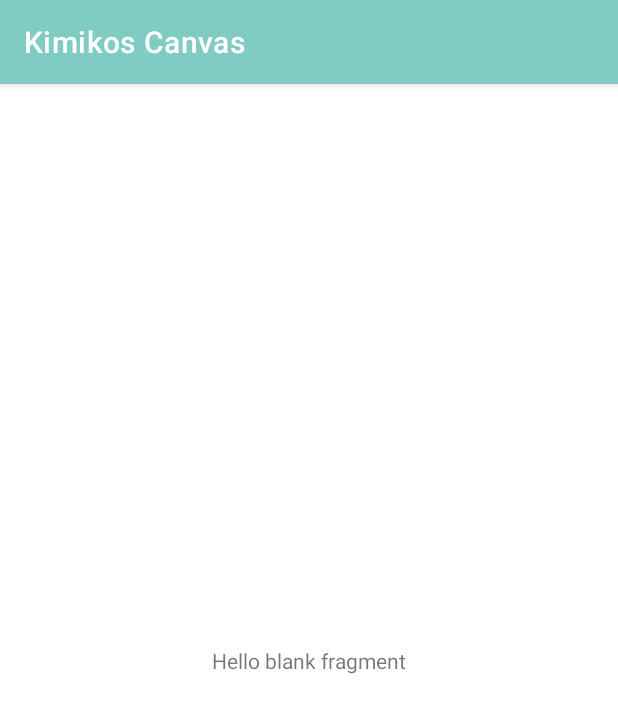
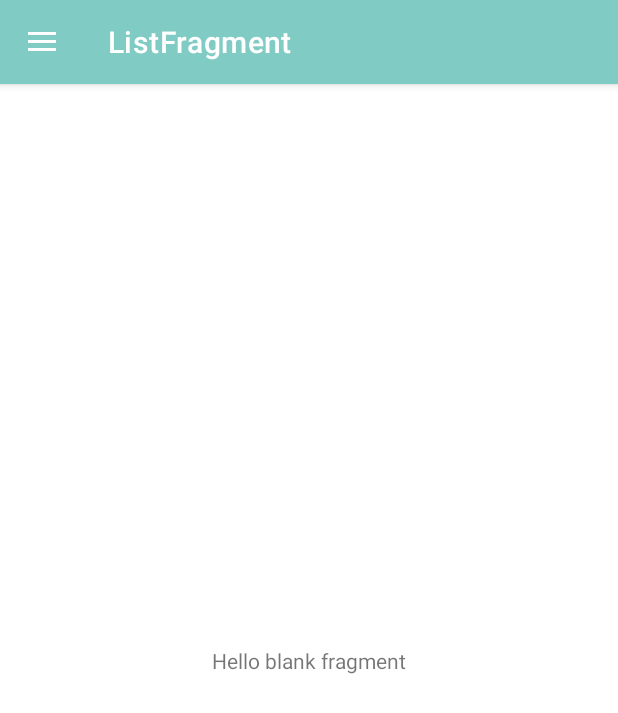
Before and after one commit to T-Rodgers/KimikosCanvas, an Android app: the screen it shows after launch (MainActivity), on a phone screen of 412 x 824 dp. Shown: the top 713 px of the screen. Run offline under Robolectric (Android 15) with nearby library versions, the phone set to English and light mode, and no system bars; our stand-ins replace data binding, navigation-ui; 1 statement that could not run was skipped.

Commit message:
Add DrawerLayout, NavigationView

```diff
--- a/app/src/main/java/com/tdr/app/kimikoscanvas/MainActivity.kt
+++ b/app/src/main/java/com/tdr/app/kimikoscanvas/MainActivity.kt
@@ -1,11 +1,47 @@
 package com.tdr.app.kimikoscanvas
 
+import android.os.Bundle
 import androidx.appcompat.app.AppCompatActivity
-import android.os.Bundle
+import androidx.databinding.DataBindingUtil
+import androidx.drawerlayout.widget.DrawerLayout
+import androidx.navigation.NavController
+import androidx.navigation.NavDestination
+import androidx.navigation.findNavController
+import androidx.navigation.fragment.NavHostFragment
+import androidx.navigation.ui.AppBarConfiguration
+import androidx.navigation.ui.NavigationUI
+import com.tdr.app.kimikoscanvas.databinding.ActivityMainBinding
 
 class MainActivity : AppCompatActivity() {
+    private lateinit var drawerLayout: DrawerLayout
+    private lateinit var appBarConfiguration : AppBarConfiguration
     override fun onCreate(savedInstanceState: Bundle?) {
         super.onCreate(savedInstanceState)
-        setContentView(R.layout.activity_main)
+
+        val binding = DataBindingUtil.setContentView<ActivityMainBinding>(this, R.layout.activity_main)
+
+        drawerLayout = binding.drawerLayout
+
+        val navHostFragment = supportFragmentManager.findFragmentById(R.id.navHostFragment) as NavHostFragment
+        val navController = navHostFragment.navController
+
+        NavigationUI.setupActionBarWithNavController(this, navController, drawerLayout)
+        appBarConfiguration = AppBarConfiguration(navController.graph, drawerLayout)
+
+        navController.addOnDestinationChangedListener {
+                controller: NavController, destination: NavDestination, arguments: Bundle? ->
+            if (destination.id == navController.graph.startDestination) {
+                drawerLayout.setDrawerLockMode(DrawerLayout.LOCK_MODE_UNLOCKED)
+            } else {
+                drawerLayout.setDrawerLockMode(DrawerLayout.LOCK_MODE_LOCKED_CLOSED)
+            }
+        }
+
+        NavigationUI.setupWithNavController(binding.navView, navController)
+    }
+
+    override fun onSupportNavigateUp(): Boolean {
+        val navController = this.findNavController(R.id.navHostFragment)
+        return NavigationUI.navigateUp(navController, appBarConfiguration)
     }
 }
--- a/app/src/main/res/layout/activity_main.xml
+++ b/app/src/main/res/layout/activity_main.xml
@@ -1,8 +1,14 @@
 <?xml version="1.0" encoding="utf-8"?>
-<layout>
-<androidx.constraintlayout.widget.ConstraintLayout xmlns:android="http://schemas.android.com/apk/res/android"
+<layout xmlns:android="http://schemas.android.com/apk/res/android"
     xmlns:app="http://schemas.android.com/apk/res-auto"
-    xmlns:tools="http://schemas.android.com/tools"
+    xmlns:tools="http://schemas.android.com/tools">
+
+    <androidx.drawerlayout.widget.DrawerLayout
+        android:id="@+id/drawerLayout"
+        android:layout_width="match_parent"
+        android:layout_height="match_parent">
+
+        <androidx.constraintlayout.widget.ConstraintLayout
             android:layout_width="match_parent"
             android:layout_height="match_parent"
             tools:context=".MainActivity">
@@ -18,6 +24,15 @@
                 app:layout_constraintStart_toStartOf="parent"
                 app:layout_constraintTop_toTopOf="parent"
                 app:navGraph="@navigation/nav_graph" />
+        </androidx.constraintlayout.widget.ConstraintLayout>
 
-</androidx.constraintlayout.widget.ConstraintLayout>
+        <com.google.android.material.navigation.NavigationView
+            android:id="@+id/navView"
+            android:layout_width="wrap_content"
+            android:layout_height="match_parent"
+            android:layout_gravity="start"
+            app:headerLayout="@layout/nav_header"
+            app:menu="@menu/nav_drawer_menu" />
+
+    </androidx.drawerlayout.widget.DrawerLayout>
 </layout>
--- a/app/src/main/res/values/strings.xml
+++ b/app/src/main/res/values/strings.xml
@@ -1,5 +1,5 @@
 <resources>
     <string name="app_name">Kimikos Canvas</string>
-    <!-- TODO: Remove or change this placeholder text -->
     <string name="hello_blank_fragment">Hello blank fragment</string>
+    <string name="about_me">About Me</string>
 </resources>
```
Lines whose indentation alone changed are shown as unchanged.
